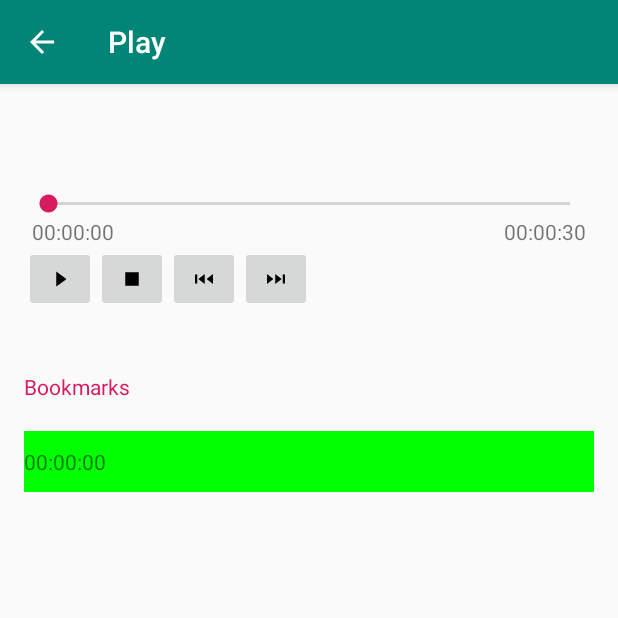
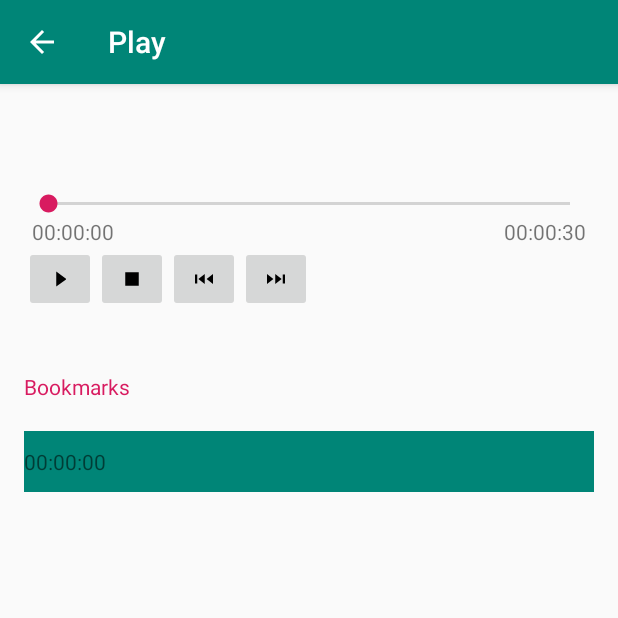
Before and after one commit to datchung/AudioRecorderBookmarkAndroid, an Android app: the PlayActivity screen opened directly, with no data from a screen before it, after a tap on an icon or button, on a phone screen of 412 x 824 dp, the top half of it. Run offline under Robolectric (Android 15) with nearby library versions, the phone set to English and light mode, and no system bars; 5 statements that could not run were skipped; 1 other tap on this screen came first.

Commit message:
Change play highlight colour

```diff
--- a/app/src/main/java/com/innochi/audiorecorderbookmark/PlayActivity.java
+++ b/app/src/main/java/com/innochi/audiorecorderbookmark/PlayActivity.java
@@ -233,7 +233,7 @@ public class PlayActivity extends AppCompatActivity {
         if(bookmark >= 0) {
             View bookmarkView = bookmarksView.findViewWithTag(bookmark);
             if(bookmarkView != null) {
-                bookmarkView.setBackgroundColor(Color.GREEN);
+                bookmarkView.setBackgroundColor(getResources().getColor(R.color.colorPrimary));
                 scrollToView(bookmarkView);
             }
         }
```
